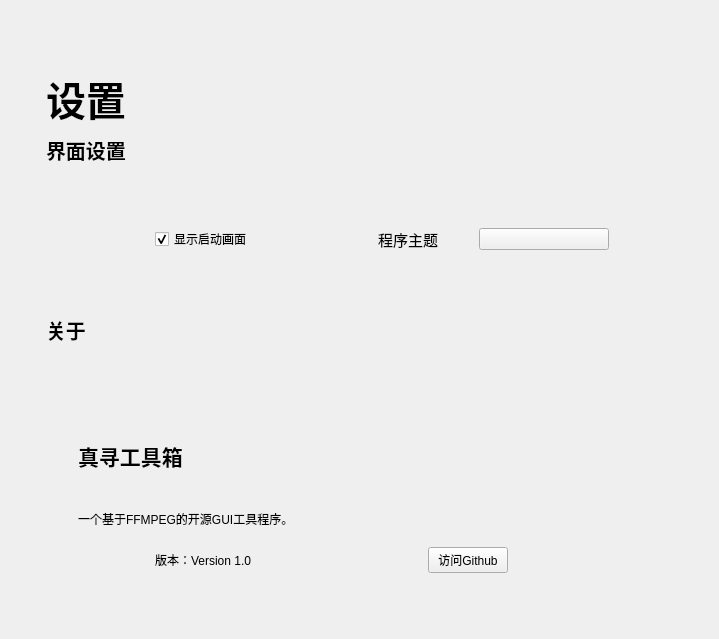
Old version of the form UI/QtDesigner/setting.ui in the repository Eanya-Tonic/MihiroToolbox.
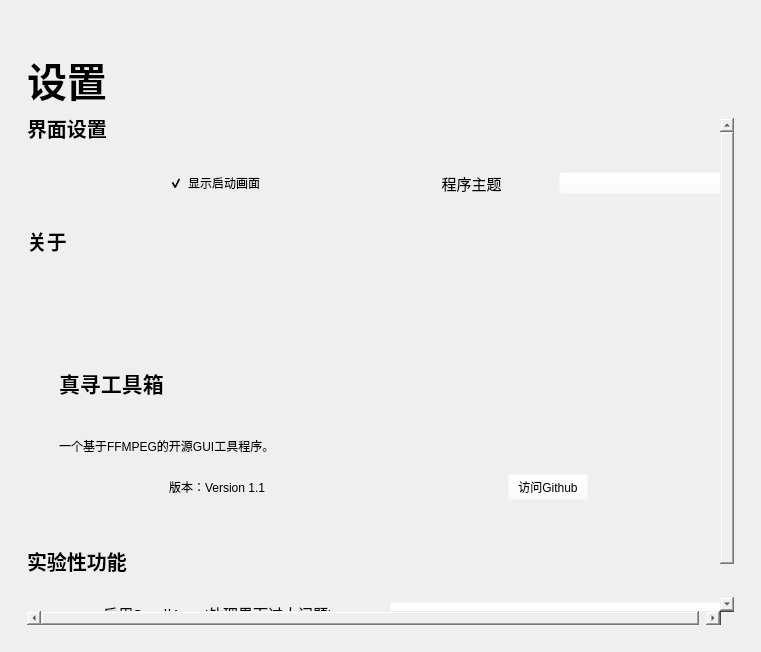
New version of the form. Custom widgets are drawn as their Qt base class.

Commit message: v1.1: 增加ScrollArea

```diff
--- a/UI/QtDesigner/setting.ui
+++ b/UI/QtDesigner/setting.ui
@@ -6,22 +6,15 @@
    <rect>
     <x>0</x>
     <y>0</y>
-    <width>719</width>
-    <height>639</height>
+    <width>761</width>
+    <height>652</height>
    </rect>
   </property>
   <property name="windowTitle">
    <string>Form</string>
   </property>
-  <widget class="QWidget" name="layoutWidget">
-   <property name="geometry">
-    <rect>
-     <x>30</x>
-     <y>60</y>
-     <width>611</width>
-     <height>561</height>
-    </rect>
-   </property>
+  <layout class="QVBoxLayout" name="verticalLayout_6">
+   <item>
    <layout class="QVBoxLayout" name="verticalLayout_4">
     <property name="spacing">
      <number>16</number>
@@ -30,7 +23,7 @@
      <number>16</number>
     </property>
     <property name="topMargin">
-     <number>16</number>
+      <number>46</number>
     </property>
     <property name="rightMargin">
      <number>16</number>
@@ -40,6 +33,12 @@
     </property>
     <item>
      <widget class="LargeTitleLabel" name="VideoTitile">
+       <property name="sizePolicy">
+        <sizepolicy hsizetype="Preferred" vsizetype="Preferred">
+         <horstretch>0</horstretch>
+         <verstretch>0</verstretch>
+        </sizepolicy>
+       </property>
       <property name="maximumSize">
        <size>
         <width>16777215</width>
@@ -58,87 +57,55 @@
       <property name="text">
        <string>设置</string>
       </property>
+       <property name="margin">
+        <number>0</number>
+       </property>
      </widget>
     </item>
     <item>
-     <layout class="QVBoxLayout" name="verticalLayout">
-      <item>
-       <widget class="SubtitleLabel" name="FileTitle">
-        <property name="maximumSize">
+      <widget class="ScrollArea" name="ScrollArea">
+       <property name="styleSheet">
+        <string notr="true">background-color: rgba(255, 255, 255, 0);</string>
+       </property>
+       <property name="frameShape">
+        <enum>QFrame::NoFrame</enum>
+       </property>
+       <property name="widgetResizable">
+        <bool>true</bool>
+       </property>
+       <widget class="QWidget" name="scrollAreaWidgetContents">
+        <property name="geometry">
+         <rect>
+          <x>0</x>
+          <y>0</y>
+          <width>711</width>
+          <height>530</height>
+         </rect>
+        </property>
+        <property name="sizePolicy">
+         <sizepolicy hsizetype="Preferred" vsizetype="Preferred">
+          <horstretch>50</horstretch>
+          <verstretch>0</verstretch>
+         </sizepolicy>
+        </property>
+        <property name="minimumSize">
          <size>
-          <width>16777215</width>
-          <height>25</height>
+          <width>700</width>
+          <height>530</height>
          </size>
         </property>
-        <property name="font">
-         <font>
-          <family>微软雅黑</family>
-          <pointsize>15</pointsize>
-          <weight>75</weight>
-          <bold>true</bold>
-         </font>
+        <property name="styleSheet">
+         <string notr="true">background-color: rgba(255, 255, 255, 0);</string>
         </property>
-        <property name="text">
-         <string>界面设置</string>
-        </property>
-       </widget>
-      </item>
-      <item>
-       <widget class="SimpleCardWidget" name="SimpleCardWidget">
-        <layout class="QHBoxLayout" name="horizontalLayout_2">
-         <property name="leftMargin">
-          <number>25</number>
-         </property>
-         <property name="topMargin">
-          <number>16</number>
-         </property>
-         <property name="rightMargin">
-          <number>16</number>
-         </property>
-         <property name="bottomMargin">
-          <number>16</number>
-         </property>
-         <item alignment="Qt::AlignHCenter">
-          <widget class="CheckBox" name="LaunchCheck">
-           <property name="text">
-            <string>显示启动画面</string>
-           </property>
-           <property name="checked">
-            <bool>true</bool>
-           </property>
-          </widget>
-         </item>
-         <item>
-          <layout class="QHBoxLayout" name="horizontalLayout">
-           <item>
-            <widget class="BodyLabel" name="inputLabel">
-             <property name="font">
-              <font>
-               <family>微软雅黑</family>
-               <pointsize>11</pointsize>
-               <weight>50</weight>
-               <bold>false</bold>
-              </font>
-             </property>
-             <property name="text">
-              <string>程序主题</string>
-             </property>
-             <property name="alignment">
-              <set>Qt::AlignCenter</set>
-             </property>
-            </widget>
-           </item>
-           <item>
-            <widget class="ComboBox" name="ThemeBox"/>
-           </item>
-          </layout>
-         </item>
-        </layout>
-       </widget>
-      </item>
-     </layout>
-    </item>
-    <item>
+        <widget class="QWidget" name="layoutWidget">
+         <property name="geometry">
+          <rect>
+           <x>0</x>
+           <y>110</y>
+           <width>711</width>
+           <height>304</height>
+          </rect>
+         </property>
      <layout class="QVBoxLayout" name="verticalLayout_3">
       <item>
        <widget class="SubtitleLabel" name="FileTitle_2">
@@ -247,7 +214,7 @@
              <item>
               <widget class="BodyLabel" name="BodyLabel">
                <property name="text">
-                <string>版本：Version 1.0</string>
+                    <string>版本：Version 1.1</string>
                </property>
                <property name="alignment">
                 <set>Qt::AlignCenter</set>
@@ -269,9 +236,181 @@
        </widget>
       </item>
      </layout>
-    </item>
-   </layout>
-  </widget>
+        </widget>
+        <widget class="QWidget" name="layoutWidget">
+         <property name="geometry">
+          <rect>
+           <x>0</x>
+           <y>-5</y>
+           <width>711</width>
+           <height>104</height>
+          </rect>
+         </property>
+         <layout class="QVBoxLayout" name="verticalLayout">
+          <item>
+           <widget class="SubtitleLabel" name="FileTitle">
+            <property name="minimumSize">
+             <size>
+              <width>0</width>
+              <height>30</height>
+             </size>
+            </property>
+            <property name="maximumSize">
+             <size>
+              <width>16777215</width>
+              <height>30</height>
+             </size>
+            </property>
+            <property name="font">
+             <font>
+              <family>微软雅黑</family>
+              <pointsize>15</pointsize>
+              <weight>75</weight>
+              <bold>true</bold>
+             </font>
+            </property>
+            <property name="text">
+             <string>界面设置</string>
+            </property>
+           </widget>
+          </item>
+          <item>
+           <widget class="SimpleCardWidget" name="SimpleCardWidget">
+            <layout class="QHBoxLayout" name="horizontalLayout_2">
+             <property name="leftMargin">
+              <number>25</number>
+             </property>
+             <property name="topMargin">
+              <number>16</number>
+             </property>
+             <property name="rightMargin">
+              <number>16</number>
+             </property>
+             <property name="bottomMargin">
+              <number>16</number>
+             </property>
+             <item alignment="Qt::AlignHCenter">
+              <widget class="CheckBox" name="LaunchCheck">
+               <property name="text">
+                <string>显示启动画面</string>
+               </property>
+               <property name="checked">
+                <bool>true</bool>
+               </property>
+              </widget>
+             </item>
+             <item>
+              <layout class="QHBoxLayout" name="horizontalLayout">
+               <item>
+                <widget class="BodyLabel" name="inputLabel">
+                 <property name="font">
+                  <font>
+                   <family>微软雅黑</family>
+                   <pointsize>11</pointsize>
+                   <weight>50</weight>
+                   <bold>false</bold>
+                  </font>
+                 </property>
+                 <property name="text">
+                  <string>程序主题</string>
+                 </property>
+                 <property name="alignment">
+                  <set>Qt::AlignCenter</set>
+                 </property>
+                </widget>
+               </item>
+               <item>
+                <widget class="ComboBox" name="ThemeBox"/>
+               </item>
+              </layout>
+             </item>
+            </layout>
+           </widget>
+          </item>
+         </layout>
+        </widget>
+        <widget class="QWidget" name="layoutWidget_2">
+         <property name="geometry">
+          <rect>
+           <x>0</x>
+           <y>430</y>
+           <width>711</width>
+           <height>99</height>
+          </rect>
+         </property>
+         <layout class="QVBoxLayout" name="verticalLayout_5">
+          <item>
+           <widget class="SubtitleLabel" name="FileTitle_3">
+            <property name="maximumSize">
+             <size>
+              <width>16777215</width>
+              <height>25</height>
+             </size>
+            </property>
+            <property name="font">
+             <font>
+              <family>微软雅黑</family>
+              <pointsize>15</pointsize>
+              <weight>75</weight>
+              <bold>true</bold>
+             </font>
+            </property>
+            <property name="text">
+             <string>实验性功能</string>
+            </property>
+           </widget>
+          </item>
+          <item>
+           <widget class="SimpleCardWidget" name="SimpleCardWidget_2">
+            <layout class="QHBoxLayout" name="horizontalLayout_4">
+             <property name="leftMargin">
+              <number>25</number>
+             </property>
+             <property name="topMargin">
+              <number>16</number>
+             </property>
+             <property name="rightMargin">
+              <number>16</number>
+             </property>
+             <property name="bottomMargin">
+              <number>16</number>
+             </property>
+             <item>
+              <layout class="QHBoxLayout" name="horizontalLayout_5">
+               <item>
+                <widget class="BodyLabel" name="inputLabel_2">
+                 <property name="font">
+                  <font>
+                   <family>微软雅黑</family>
+                   <pointsize>11</pointsize>
+                   <weight>50</weight>
+                   <bold>false</bold>
+                  </font>
+                 </property>
+                 <property name="text">
+                  <string>启用ScrollArea(处理界面过大问题)</string>
+                 </property>
+                 <property name="alignment">
+                  <set>Qt::AlignCenter</set>
+                 </property>
+                </widget>
+               </item>
+               <item>
+                <widget class="ComboBox" name="ThemeBox_2"/>
+               </item>
+              </layout>
+             </item>
+            </layout>
+           </widget>
+          </item>
+         </layout>
+        </widget>
+       </widget>
+      </widget>
+     </item>
+    </layout>
+   </item>
+  </layout>
  </widget>
  <customwidgets>
   <customwidget>
@@ -296,6 +435,12 @@
    <header>qfluentwidgets</header>
    <container>1</container>
   </customwidget>
+  <customwidget>
+   <class>ScrollArea</class>
+   <extends>QScrollArea</extends>
+   <header>qfluentwidgets</header>
+   <container>1</container>
+  </customwidget>
   <customwidget>
    <class>BodyLabel</class>
    <extends>QLabel</extends>
```
Lines whose indentation alone changed are shown as unchanged. The commit also changes 16 other files.
